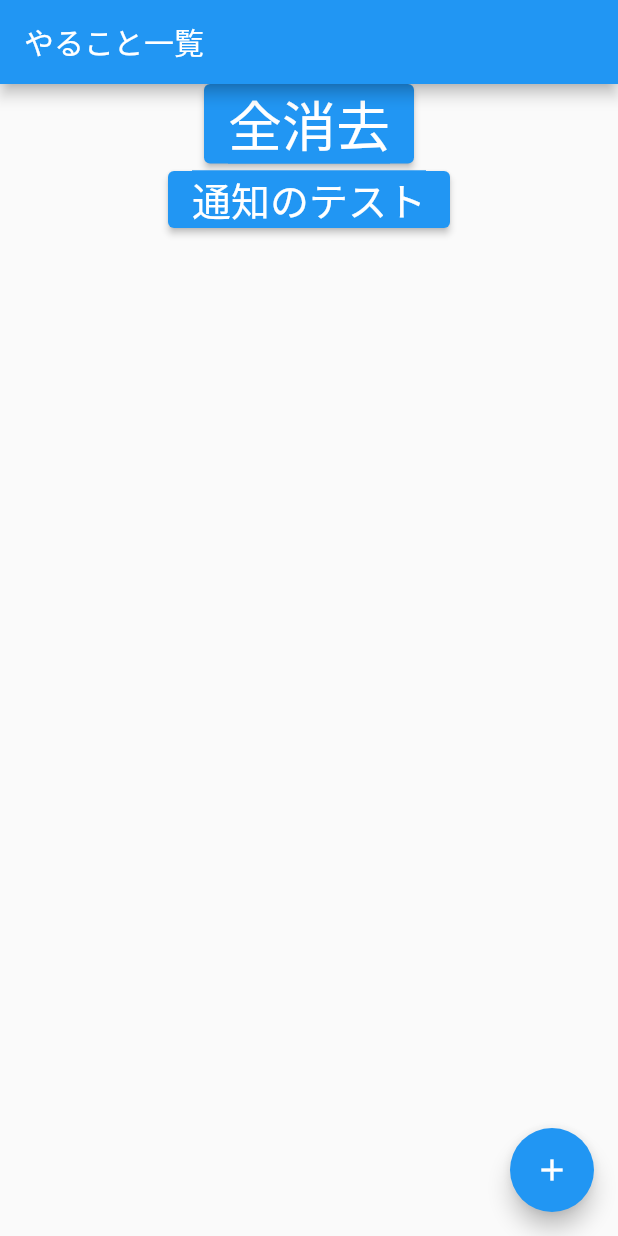
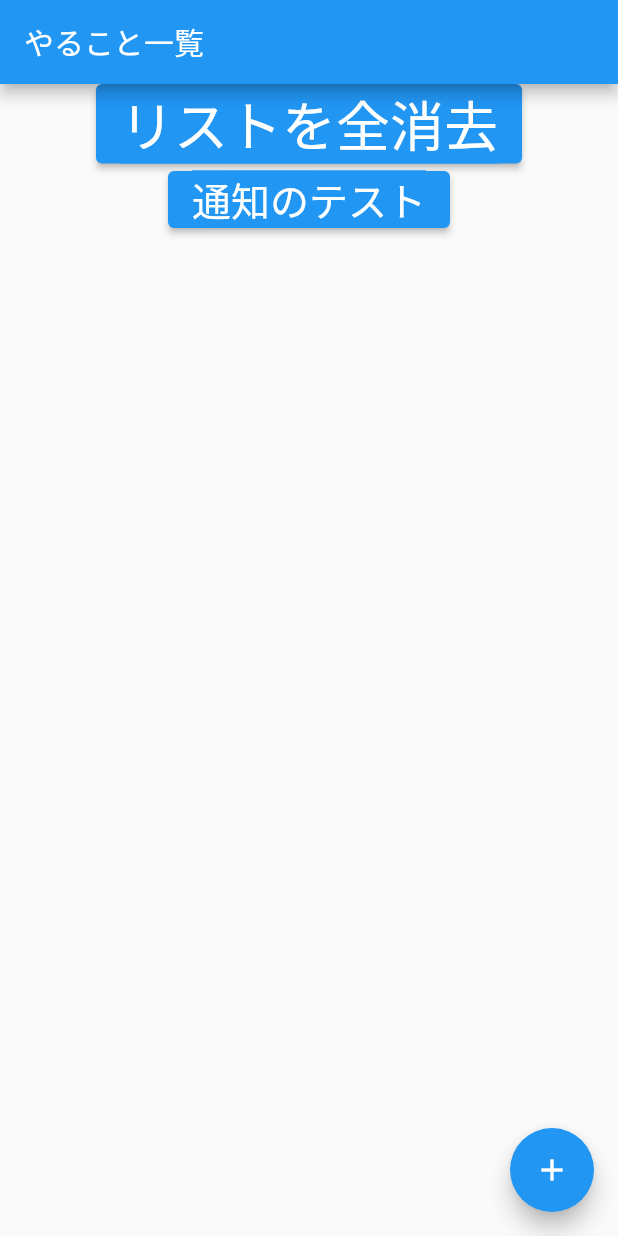
Before and after one commit to Yuki56738/todo-risaton.netNext, a Flutter app: the screen it shows after launch, on a phone screen of 412 x 824 dp. Run offline on Flutter 3.47's test engine with Material 2 defaults, Android fonts, the phone set to English and light mode, and no system bars; our stand-ins replace flutter_local_notifications.

Commit message:
updated app name

```diff
--- a/lib/main.dart
+++ b/lib/main.dart
@@ -13,7 +13,7 @@ class MyTodoApp extends StatelessWidget {
   @override
   Widget build(BuildContext context) {
     return MaterialApp(
-      title: 'risaton.net',
+      title: 'シンプルToDoアプリ risaton.net',
       debugShowCheckedModeBanner: false,
       theme: ThemeData(
         primarySwatch: Colors.blue,
@@ -66,7 +66,7 @@ class _TodoListPageState extends State<TodoListPage> {
                             todolist.clear();
                           });
                         },
-                        child: const Text('全消去',
+                        child: const Text('リストを全消去',
                             style: TextStyle(
                                 fontSize: 36,
                                 color: Colors.white,
@@ -154,7 +154,6 @@ void _initializePlatformSpecifics() {
       requestSoundPermission: true);
   var initializationSettings = InitializationSettings(
       iOS: initializationSettingsIOS, macOS: initializationSettingsIOS);
-
   flutterLocalNotificationsPlugin.initialize(initializationSettings,
       onDidReceiveNotificationResponse: (NotificationResponse res) {
     debugPrint('payload:${res.payload}');
--- a/pubspec.yaml
+++ b/pubspec.yaml
@@ -1,7 +1,7 @@
 name: risatonnet
 description: A new Flutter project.
 publish_to: 'none'
-version: 1.2.1+5
+version: 1.2.2+1
 
 environment:
   sdk: '>=2.19.0 <3.0.0'
```
Also changed, not shown: 2 other files.
